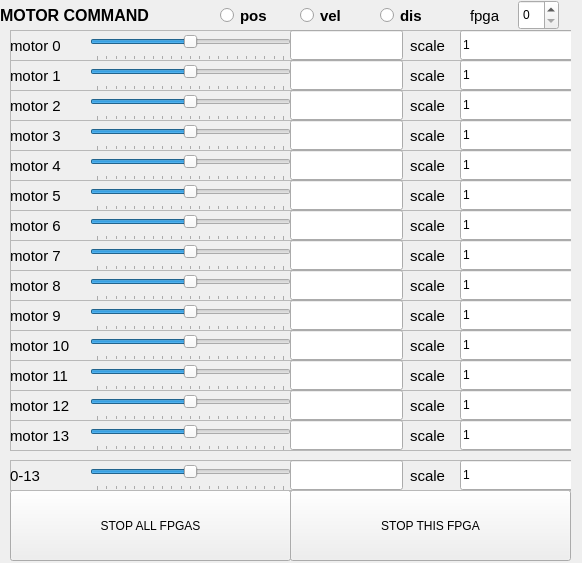
Old version of the form roboy_motor_command/src/roboy_motor_command.ui in the repository stes/roboy_rqt_plugins.
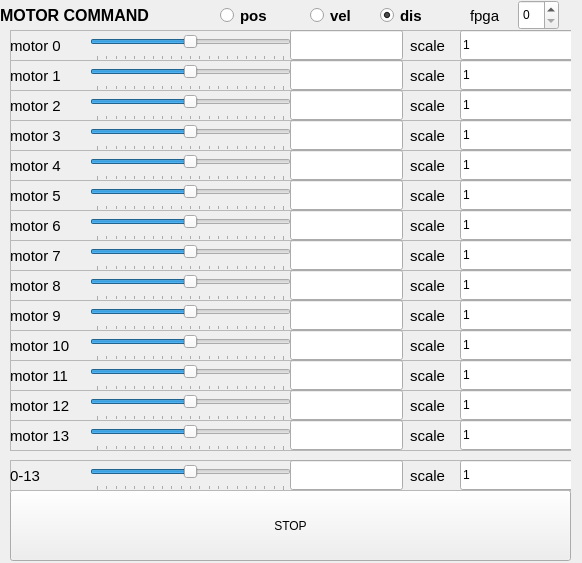
New version of the form.

Commit message: fixed control mode change

The edit to the form file:
```diff
--- a/roboy_motor_command/src/roboy_motor_command.ui
+++ b/roboy_motor_command/src/roboy_motor_command.ui
@@ -1769,33 +1769,17 @@
     </property>
    </widget>
   </widget>
-  <widget class="QPushButton" name="stop_button">
-   <property name="geometry">
-    <rect>
-     <x>290</x>
-     <y>490</y>
-     <width>281</width>
-     <height>71</height>
-    </rect>
-   </property>
-   <property name="text">
-    <string>STOP THIS FPGA</string>
-   </property>
-   <property name="checkable">
-    <bool>true</bool>
-   </property>
-  </widget>
   <widget class="QPushButton" name="stop_button_all">
    <property name="geometry">
     <rect>
      <x>10</x>
      <y>490</y>
-     <width>281</width>
+     <width>561</width>
      <height>71</height>
     </rect>
    </property>
    <property name="text">
-    <string>STOP ALL FPGAS</string>
+    <string>STOP</string>
    </property>
    <property name="checkable">
     <bool>true</bool>
@@ -1945,7 +1929,7 @@
   <widget class="QRadioButton" name="vel">
    <property name="geometry">
     <rect>
-     <x>300</x>
+     <x>310</x>
      <y>0</y>
      <width>61</width>
      <height>31</height>
@@ -1982,7 +1966,7 @@
     <string>dis</string>
    </property>
    <property name="checked">
-    <bool>false</bool>
+    <bool>true</bool>
    </property>
   </widget>
  </widget>
```
Left out of the diff: 8 changed lines with no effect on the pictures. The commit also changes 2 other files.
